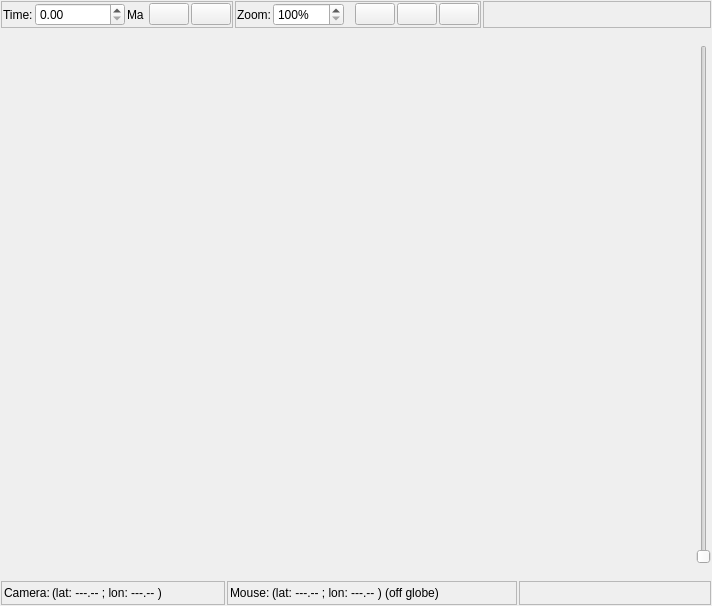
GPlates/GPlates, file src/qt-widgets/ReconstructionViewWidgetUi.ui: the form before one commit.
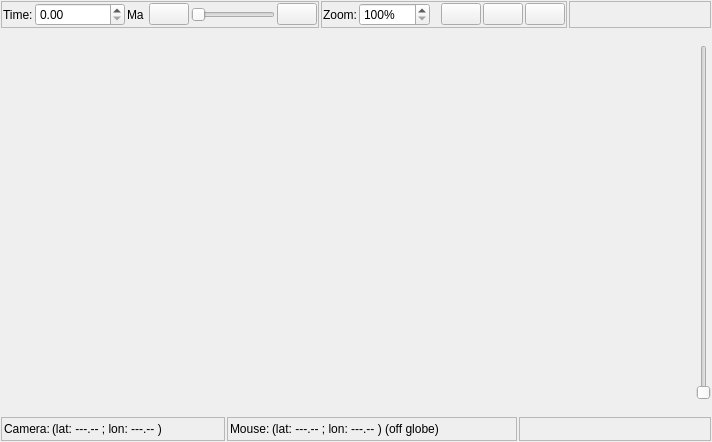
The form after the commit. Icons and pictures are not drawn.

Commit message: Added code to support Recontruction Time Slider.

```diff
--- a/src/qt-widgets/ReconstructionViewWidgetUi.ui
+++ b/src/qt-widgets/ReconstructionViewWidgetUi.ui
@@ -6,7 +6,7 @@
     <x>0</x>
     <y>0</y>
     <width>712</width>
-    <height>606</height>
+    <height>442</height>
    </rect>
   </property>
   <property name="sizePolicy" >
@@ -113,6 +113,25 @@
           </property>
          </widget>
         </item>
+        <item>
+         <widget class="QSlider" name="slider_reconstruction_time" >
+          <property name="maximum" >
+           <number>300</number>
+          </property>
+          <property name="pageStep" >
+           <number>30</number>
+          </property>
+          <property name="sliderPosition" >
+           <number>0</number>
+          </property>
+          <property name="orientation" >
+           <enum>Qt::Horizontal</enum>
+          </property>
+          <property name="tickPosition" >
+           <enum>QSlider::NoTicks</enum>
+          </property>
+         </widget>
+        </item>
         <item>
          <widget class="QPushButton" name="button_reconstruction_decrement" >
           <property name="toolTip" >
```
The commit also changes 2 other files.
